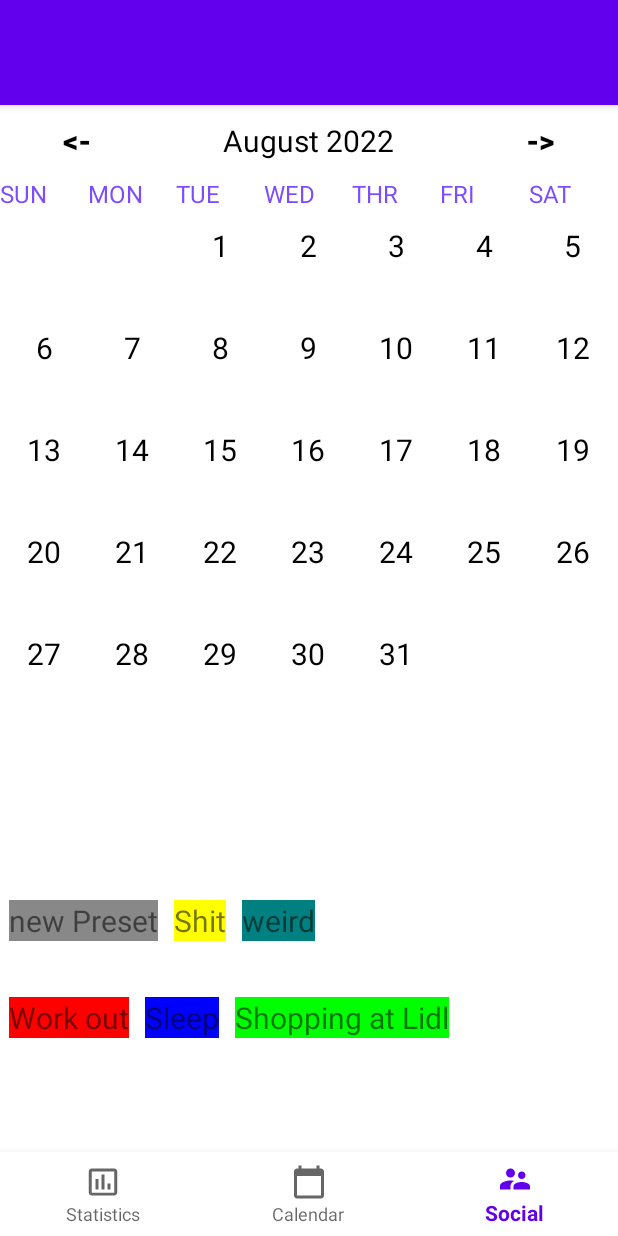
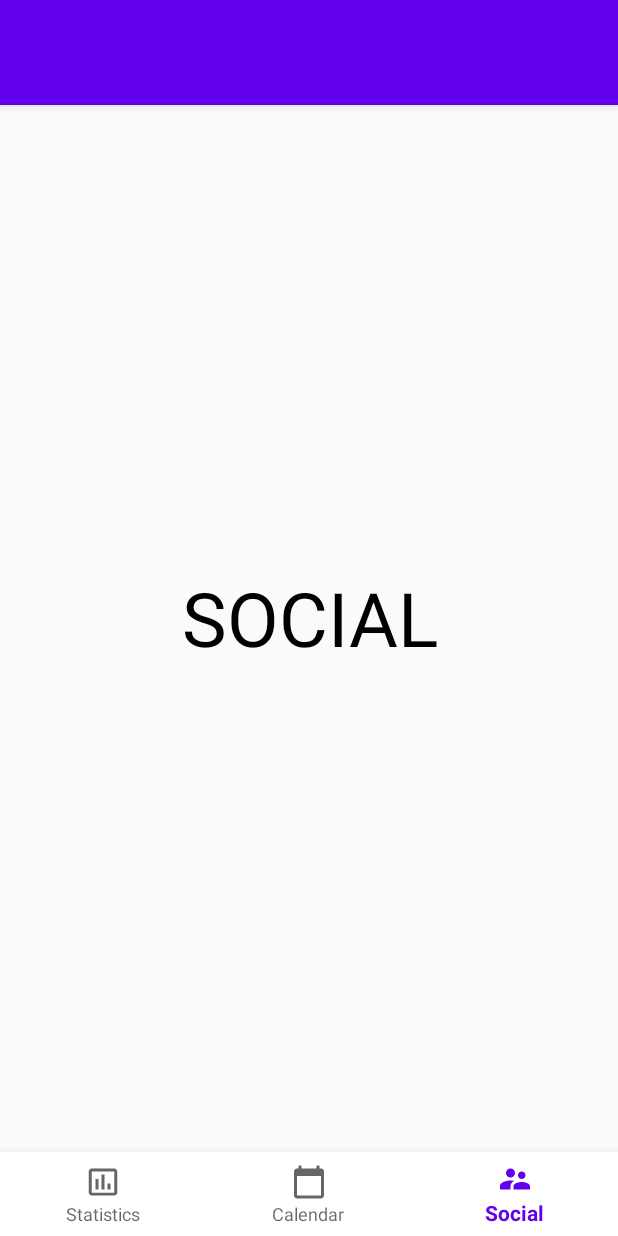
Before and after one commit to chan9908181/TeamZCC, an Android app: the screen it shows after launch (MainActivity before the commit, Social after it), item 3 of the bottom bar chosen, on a phone screen of 412 x 824 dp. Run offline under Robolectric (Android 15) with nearby library versions, the phone set to English and light mode, and no system bars.

Commit message:
bottom navigation changes now work

```diff
--- a/app/src/main/AndroidManifest.xml
+++ b/app/src/main/AndroidManifest.xml
@@ -10,6 +10,12 @@
         android:supportsRtl="true"
         android:theme="@style/Theme.TeamZCC">
         <activity
+            android:name=".Social"
+            android:exported="false" />
+        <activity
+            android:name=".Statistics"
+            android:exported="false" />
+        <activity
             android:name=".MainActivity"
             android:exported="true">
             <intent-filter>
--- a/app/src/main/java/com/example/teamzcc/MainActivity.java
+++ b/app/src/main/java/com/example/teamzcc/MainActivity.java
@@ -1,12 +1,17 @@
 package com.example.teamzcc;
 
+import androidx.annotation.NonNull;
 import androidx.annotation.RequiresApi;
 import androidx.appcompat.app.AppCompatActivity;
 import androidx.fragment.app.DialogFragment;
+import androidx.fragment.app.Fragment;
+import androidx.fragment.app.FragmentManager;
+import androidx.fragment.app.FragmentTransaction;
 import androidx.recyclerview.widget.GridLayoutManager;
 import androidx.recyclerview.widget.RecyclerView;
 import androidx.recyclerview.widget.StaggeredGridLayoutManager;
 
+import android.content.Intent;
 import android.graphics.drawable.ColorDrawable;
 import android.os.Build;
 import android.os.Bundle;
@@ -17,9 +22,12 @@ import android.widget.TextView;
 import android.widget.Toast;
 
 import com.example.teamzcc.calender.CalenderAdapter;
+import com.example.teamzcc.databinding.ActivityMainBinding;
 import com.example.teamzcc.preset.EditPresetDialogFragment;
 import com.example.teamzcc.preset.Preset;
 import com.example.teamzcc.preset.PresetAdapter;
+import com.google.android.material.bottomnavigation.BottomNavigationView;
+import com.google.android.material.navigation.NavigationBarView;
 
 import java.time.LocalDate;
 import java.time.YearMonth;
@@ -44,6 +52,8 @@ public class MainActivity extends AppCompatActivity implements CalenderAdapter.o
     //current display density
     private float DENSITY;
 
+    ActivityMainBinding binding;
+
 
     @Override
     protected void onCreate(Bundle savedInstanceState) {
@@ -61,9 +71,46 @@ public class MainActivity extends AppCompatActivity implements CalenderAdapter.o
         presets.add(new Preset("Shopping at Lidl", "green"));
         presets.add(new Preset("weird", "teal"));
 
+        setPresetBar();
 
-        setPresetBar();
+        //changing between activities in navigation bar
+        BottomNavigationView bottomNavigationView = (BottomNavigationView) findViewById(R.id.bottom_nav_bar);
+        bottomNavigationView.setSelectedItemId(R.id.navigation_calendar);
+
+        bottomNavigationView.setOnItemSelectedListener(new NavigationBarView.OnItemSelectedListener() {
+            @Override
+            public boolean onNavigationItemSelected(@NonNull MenuItem item) {
+                switch (item.getItemId()) {
+                    case R.id.navigation_statistics:
+                        startActivity(new Intent(getApplicationContext(), Statistics.class));
+                        overridePendingTransition(0,0);
+                        return true;
+                    case R.id.navigation_calendar:
+                        return true;
+
+                    case R.id.navigation_social:
+                        startActivity(new Intent(getApplicationContext(), Social.class));
+                        overridePendingTransition(0,0);
+                        return true;
+                }
+
+                return false;
+            }
+
+        });
     }
+
+
+    //for fragments in switching between the bottom nagivation bars
+    private void replaceFragment(Fragment fragment){
+        FragmentManager fragmentManager = getSupportFragmentManager();
+        FragmentTransaction fragmentTransaction = fragmentManager.beginTransaction();
+        fragmentTransaction.replace(R.id.linearLayout2, fragment);
+        fragmentTransaction.commit();
+
+    }
+
+
 
     //calender View Methods
     private void initWidgets() {
--- /dev/null
+++ b/app/src/main/java/com/example/teamzcc/Social.java
@@ -0,0 +1,48 @@
+package com.example.teamzcc;
+
+import androidx.annotation.NonNull;
+import androidx.annotation.RequiresApi;
+import androidx.appcompat.app.AppCompatActivity;
+
+import android.content.Intent;
+import android.os.Build;
+import android.os.Bundle;
+import android.view.MenuItem;
+
+import com.google.android.material.bottomnavigation.BottomNavigationView;
+import com.google.android.material.navigation.NavigationBarView;
+
+public class Social extends AppCompatActivity {
+
+    @Override
+    protected void onCreate(Bundle savedInstanceState) {
+        super.onCreate(savedInstanceState);
+        setContentView(R.layout.activity_social);
+
+        BottomNavigationView bottomNavigationView = (BottomNavigationView) findViewById(R.id.bottom_nav_bar);
+        bottomNavigationView.setSelectedItemId(R.id.navigation_social);
+
+        bottomNavigationView.setOnItemSelectedListener(new NavigationBarView.OnItemSelectedListener() {
+            @RequiresApi(api = Build.VERSION_CODES.O)
+            @Override
+            public boolean onNavigationItemSelected(@NonNull MenuItem item) {
+                switch (item.getItemId()) {
+                    case R.id.navigation_calendar:
+                        startActivity(new Intent(getApplicationContext(), MainActivity.class));
+                        overridePendingTransition(0,0);
+                        return true;
+                    case R.id.navigation_statistics:
+                        startActivity(new Intent(getApplicationContext(), Statistics.class));
+                        overridePendingTransition(0,0);
+                        return true;
+
+                    case R.id.navigation_social:
+                        return true;
+                }
+
+                return false;
+            }
+
+        });
+    }
+}
--- a/app/src/main/res/layout/activity_main.xml
+++ b/app/src/main/res/layout/activity_main.xml
@@ -24,8 +24,19 @@
 
     </androidx.appcompat.widget.Toolbar>
 
-    <!--        app:itemIconTint="@drawable/"-->
-    <!--        app:itemTextColor="@drawable/nav_selected_item_color"<!-->
+    <com.google.android.material.bottomnavigation.BottomNavigationView
+        android:id="@+id/bottom_nav_bar"
+        android:layout_width="match_parent"
+        android:layout_height="wrap_content"
+        android:layout_alignParentBottom="true"
+        app:itemBackground="@android:color/white"
+        app:labelVisibilityMode="labeled"
+        app:layout_constraintBottom_toBottomOf="parent"
+        app:layout_constraintEnd_toEndOf="parent"
+        app:layout_constraintStart_toStartOf="parent"
+        app:menu="@menu/bottom_nav_menu">
+
+    </com.google.android.material.bottomnavigation.BottomNavigationView>
 
     <LinearLayout
         android:id="@+id/linearLayout"
@@ -148,20 +159,6 @@
         app:layout_constraintTop_toBottomOf="@+id/linearLayout2"
         app:layout_constraintVertical_bias="0.0" />
 
-    <com.google.android.material.bottomnavigation.BottomNavigationView
-        android:id="@+id/bottom_nav_bar"
-        android:layout_width="match_parent"
-        android:layout_height="wrap_content"
-        android:layout_alignParentBottom="true"
-        app:itemBackground="@android:color/white"
-        app:labelVisibilityMode="labeled"
-        app:layout_constraintBottom_toBottomOf="parent"
-        app:layout_constraintEnd_toEndOf="parent"
-        app:layout_constraintStart_toStartOf="parent"
-        app:menu="@menu/bottom_nav_menu">
-
-    </com.google.android.material.bottomnavigation.BottomNavigationView>
-
     <HorizontalScrollView
         android:id="@+id/preset_scrollbar"
         android:layout_width="411dp"
--- /dev/null
+++ b/app/src/main/res/layout/activity_social.xml
@@ -0,0 +1,54 @@
+<?xml version="1.0" encoding="utf-8"?>
+<RelativeLayout xmlns:android="http://schemas.android.com/apk/res/android"
+    xmlns:app="http://schemas.android.com/apk/res-auto"
+    xmlns:tools="http://schemas.android.com/tools"
+    android:layout_width="match_parent"
+    android:layout_height="match_parent"
+    android:orientation="vertical"
+    tools:context=".Social">
+
+    <TextView
+        android:id="@+id/social_text"
+        android:layout_width="match_parent"
+        android:layout_height="match_parent"
+        android:gravity="center"
+        android:text="@string/title_social"
+        android:textAlignment="center"
+        android:textAllCaps="true"
+        android:textColor="@color/black"
+        android:textSize="50dp"
+        android:translationZ="90dp" />
+
+    <androidx.appcompat.widget.Toolbar
+        android:id="@+id/home_toolbar"
+        android:layout_width="match_parent"
+        android:layout_height="wrap_content"
+        android:background="@color/purple_500"
+        android:elevation="4dp"
+        android:minHeight="70dp"
+        app:contentInsetEnd="0dp"
+        app:contentInsetStart="0dp"
+        app:layout_constraintEnd_toEndOf="parent"
+        app:layout_constraintStart_toStartOf="parent"
+        app:layout_constraintTop_toTopOf="parent"
+        app:popupTheme="@style/ThemeOverlay.AppCompat.Light">
+
+    </androidx.appcompat.widget.Toolbar>
+
+    <com.google.android.material.bottomnavigation.BottomNavigationView
+        android:id="@+id/bottom_nav_bar"
+        android:layout_width="match_parent"
+        android:layout_height="wrap_content"
+        android:layout_alignParentBottom="true"
+        app:itemBackground="@android:color/white"
+        app:labelVisibilityMode="labeled"
+        app:layout_constraintBottom_toBottomOf="parent"
+        app:layout_constraintEnd_toEndOf="parent"
+        app:layout_constraintStart_toStartOf="parent"
+        app:menu="@menu/bottom_nav_menu">
+
+    </com.google.android.material.bottomnavigation.BottomNavigationView>
+
+
+
+</RelativeLayout>
--- a/app/src/main/res/menu/bottom_nav_menu.xml
+++ b/app/src/main/res/menu/bottom_nav_menu.xml
@@ -12,7 +12,7 @@
         android:title="@string/title_calendar"/>
 
     <item
-        android:id="@+id/navigation_notifications"
+        android:id="@+id/navigation_social"
         android:icon="@drawable/ic_social_24"
         android:title="@string/title_social"/>
 
--- /dev/null
+++ b/app/src/main/res/values-land/dimens.xml
@@ -0,0 +1,3 @@
+<resources>
+      <dimen name="fab_margin">48dp</dimen>
+   </resources>
--- /dev/null
+++ b/app/src/main/res/values-w1240dp/dimens.xml
@@ -0,0 +1,3 @@
+<resources>
+      <dimen name="fab_margin">200dp</dimen>
+   </resources>
--- /dev/null
+++ b/app/src/main/res/values-w600dp/dimens.xml
@@ -0,0 +1,3 @@
+<resources>
+      <dimen name="fab_margin">48dp</dimen>
+   </resources>
--- /dev/null
+++ b/app/src/main/res/values/dimens.xml
@@ -0,0 +1,3 @@
+<resources>
+      <dimen name="fab_margin">16dp</dimen>
+   </resources>
--- a/app/src/main/res/values/themes.xml
+++ b/app/src/main/res/values/themes.xml
@@ -13,4 +13,10 @@
         <item name="android:statusBarColor" tools:targetApi="l">?attr/colorPrimaryVariant</item>
         <!-- Customize your theme here. -->
     </style>
+    <style name="Theme.TeamZCC.NoActionBar">
+        <item name="windowActionBar">false</item>
+        <item name="windowNoTitle">true</item>
+    </style>
+    <style name="Theme.TeamZCC.AppBarOverlay" parent="ThemeOverlay.AppCompat.Dark.ActionBar" />
+    <style name="Theme.TeamZCC.PopupOverlay" parent="ThemeOverlay.AppCompat.Light" />
 </resources>
```
Also changed, not shown: app/build.gradle (+8 -0 lines), app/src/main/java/com/example/teamzcc/StatFragment.java (added, +45 -0 lines), app/src/main/java/com/example/teamzcc/Statistics.java (added, +48 -0 lines), app/src/main/res/layout/activity_statistics.xml (added, +54 -0 lines), app/src/main/res/layout/fragment_stat.xml (added, +22 -0 lines), app/src/main/res/navigation/nav_graph.xml (added, +28 -0 lines), app/src/main/res/values/strings.xml (+10 -4 lines).
